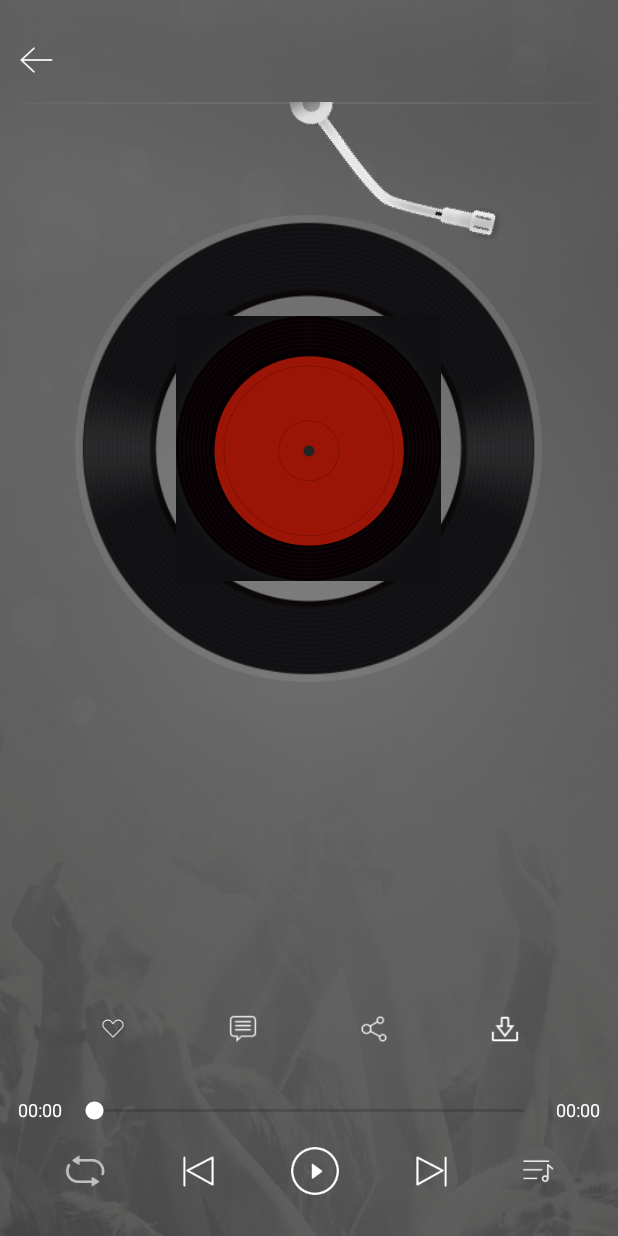
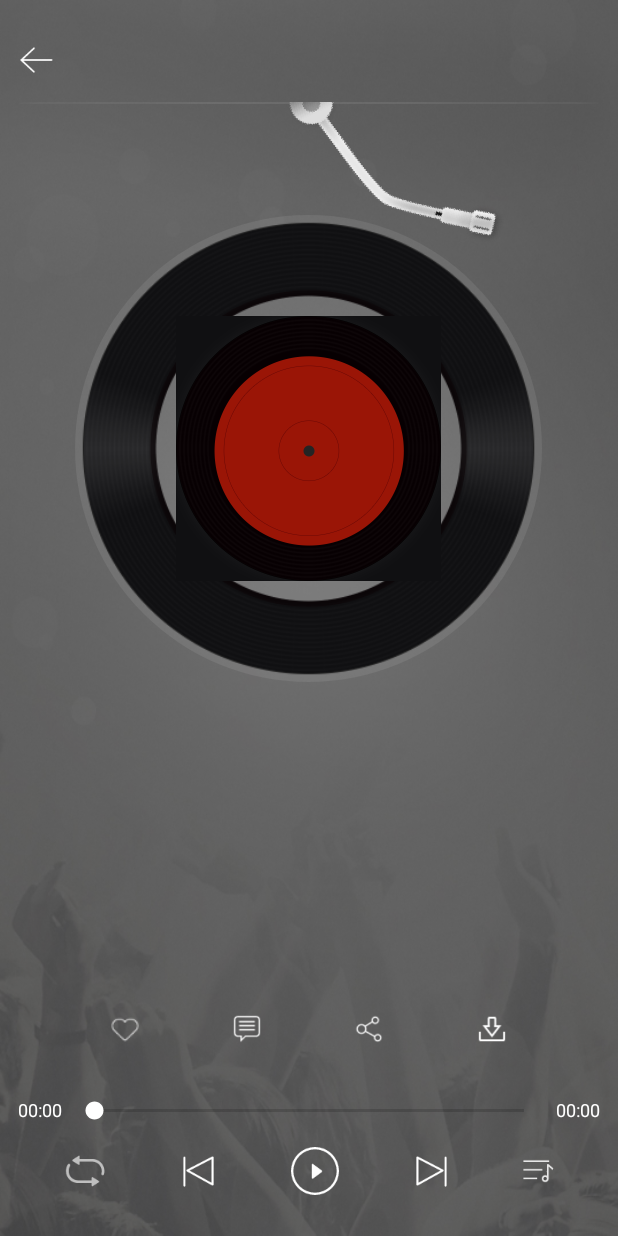
Before and after one commit to Enjoylone1y/Ez-Music, an Android app: the MusicCoverFragment screen opened directly, with no data from a screen before it, on a phone screen of 412 x 824 dp. Run offline under Robolectric (Android 15) with nearby library versions, the light colour scheme and no system bars; our stand-ins replace EventBus; libraries missing offline, so code that uses them is left out: cn.hotapk.fastandrutils, com.zhouwei.blurlibrary, io.realm; 6 statements that could not run were skipped.

Commit message:
界面优化

```diff
--- a/app/src/main/java/com/ezreal/huanting/adapter/MusicAdapter.kt
+++ b/app/src/main/java/com/ezreal/huanting/adapter/MusicAdapter.kt
@@ -101,7 +101,8 @@ class MusicAdapter(private val mContext: Context, private val listId: Long,
     private fun checkAndSetStatus(){
         val currentPlay = GlobalMusicData.getCurrentPlay()
         if (currentPlay != null && currentPlay.playFromListId == listId) {
-            mList.firstOrNull { it.musicId == currentPlay.musicId }?.playStatus = Constant.PLAY_STATUS_PLAYING
+            mList.firstOrNull {
+                it.musicId == currentPlay.musicId }?.playStatus= Constant.PLAY_STATUS_PLAYING
         }
     }
 }
--- a/app/src/main/java/com/ezreal/huanting/widget/BillMenuPopup.kt
+++ b/app/src/main/java/com/ezreal/huanting/widget/BillMenuPopup.kt
@@ -47,6 +47,7 @@ class BillMenuPopup : PopupWindow {
         mLayoutDelete = contentView.findViewById(R.id.mLayoutDelete)
 
         mLayoutEdInfo?.setOnClickListener {
+            // TODO 编辑歌单
             dismiss()
         }
 
@@ -57,7 +58,7 @@ class BillMenuPopup : PopupWindow {
     }
 
     private fun showDialog(context: Context) {
-        val title = "确定删除 " + mMusicBill?.listName + " 吗？"
+        val title = "确定删除歌单" + mMusicBill?.listName + " 吗？"
         AlertDialog.Builder(context, R.style.MyAlertDialog)
                 .setTitle(title)
                 .setNegativeButton("取消", { _, _ -> dismiss() })
@@ -72,6 +73,7 @@ class BillMenuPopup : PopupWindow {
     fun setMusicList(musicBean: MusicBillBean) {
         mMusicBill = musicBean
         mTvListTitle?.text = musicBean.listName
+
     }
 
 }
--- a/app/src/main/res/layout/dialog_create_list.xml
+++ b/app/src/main/res/layout/dialog_create_list.xml
@@ -16,7 +16,7 @@
         android:id="@+id/mEtListTitle"
         android:layout_width="match_parent"
         android:layout_height="wrap_content"
-        android:layout_marginTop="30dp"
+        android:layout_marginTop="40dp"
         android:hint="请输入歌单标题"
         android:textSize="14sp"
         android:padding="5dp"
@@ -24,7 +24,7 @@
 
     <TextView
         android:id="@+id/mTvCancel"
-        android:layout_marginTop="10dp"
+        android:layout_marginTop="20dp"
         android:layout_below="@+id/mEtListTitle"
         android:layout_width="wrap_content"
         android:layout_height="wrap_content"
@@ -34,7 +34,7 @@
         android:layout_marginRight="30dp"/>
 
     <TextView
-        android:layout_marginTop="10dp"
+        android:layout_marginTop="20dp"
         android:id="@+id/mTvConform"
         android:layout_below="@+id/mEtListTitle"
         android:layout_width="wrap_content"
--- a/app/src/main/res/layout/fragment_music_cover.xml
+++ b/app/src/main/res/layout/fragment_music_cover.xml
@@ -12,43 +12,62 @@
     <LinearLayout
         android:layout_width="match_parent"
         android:layout_height="wrap_content"
-        android:layout_marginLeft="20dp"
-        android:layout_marginRight="20dp"
         android:layout_alignParentBottom="true"
         android:layout_marginBottom="30dp"
         android:orientation="horizontal">
 
+        <View
+            android:layout_width="0dp"
+            android:layout_weight="1"
+            android:layout_height="match_parent"/>
+
         <ImageView
             android:id="@+id/mIvLove"
+            android:layout_width="20dp"
+            android:layout_height="20dp"
+            android:scaleType="fitXY"
+            android:src="@mipmap/ic_love_off"/>
+
+        <View
             android:layout_width="0dp"
             android:layout_weight="1"
-            android:layout_height="20dp"
-            android:scaleType="centerInside"
-            android:src="@mipmap/ic_not_love"/>
+            android:layout_height="match_parent"/>
 
         <ImageView
             android:id="@+id/mIvCommon"
+            android:layout_width="20dp"
+            android:layout_height="20dp"
+            android:scaleType="fitXY"
+            android:src="@mipmap/ic_list_common"/>
+
+        <View
             android:layout_width="0dp"
             android:layout_weight="1"
-            android:layout_height="20dp"
-            android:scaleType="centerInside"
-            android:src="@mipmap/ic_list_common"/>
+            android:layout_height="match_parent"/>
 
         <ImageView
             android:id="@+id/mIvShare"
+            android:layout_width="20dp"
+            android:layout_height="20dp"
+            android:scaleType="fitXY"
+            android:src="@mipmap/ic_list_share"/>
+
+        <View
             android:layout_width="0dp"
             android:layout_weight="1"
-            android:layout_height="20dp"
-            android:scaleType="centerInside"
-            android:src="@mipmap/ic_list_share"/>
+            android:layout_height="match_parent"/>
 
         <ImageView
             android:id="@+id/mIvDownload"
+            android:layout_width="20dp"
+            android:layout_height="20dp"
+            android:scaleType="fitXY"
+            android:src="@mipmap/ic_list_download"/>
+
+        <View
             android:layout_width="0dp"
             android:layout_weight="1"
-            android:layout_height="20dp"
-            android:scaleType="centerInside"
-            android:src="@mipmap/ic_list_download"/>
+            android:layout_height="match_parent"/>
 
     </LinearLayout>
 
--- a/app/src/main/res/layout/popu_music_menu.xml
+++ b/app/src/main/res/layout/popu_music_menu.xml
@@ -219,6 +219,7 @@
             android:layout_centerVertical="true"/>
 
         <TextView
+            android:id="@+id/mTvDownload"
             android:layout_toRightOf="@+id/iv6"
             android:layout_marginLeft="10dp"
             android:layout_width="wrap_content"
```
Also changed, not shown: app/src/main/java/com/ezreal/huanting/adapter/MusicBillAdapter.kt (+7 -2 lines), app/src/main/java/com/ezreal/huanting/widget/MusicMenuPopup.kt (+40 -18 lines), app/src/main/res/mipmap-xhdpi/ic_have_love.png (deleted), app/src/main/res/mipmap-xhdpi/ic_love_off.png (added), app/src/main/res/mipmap-xhdpi/ic_not_love.png (deleted), app/src/main/res/mipmap-xhdpi/ico_love_on.png (added).
